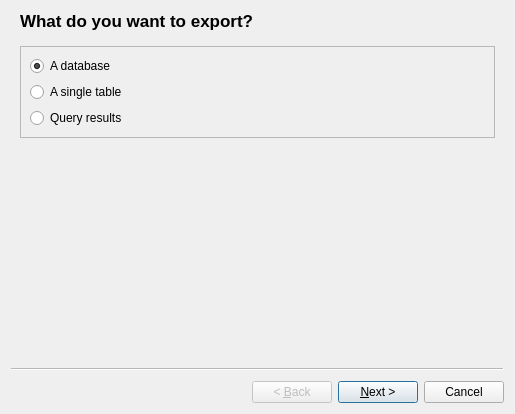
Qt form trunk/SQLiteStudio3/guiSQLiteStudio/dialogs/exportdialog.ui (pawelsalawa/sqlitestudio) before a commit.
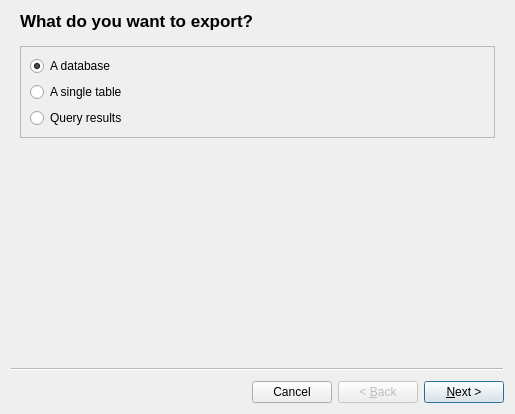
The same form after that commit. Custom widgets are drawn as their Qt base class.

Patch:
```diff
--- a/trunk/SQLiteStudio3/guiSQLiteStudio/dialogs/exportdialog.ui
+++ b/trunk/SQLiteStudio3/guiSQLiteStudio/dialogs/exportdialog.ui
@@ -13,6 +13,9 @@
   <property name="windowTitle">
    <string>Export dialog</string>
   </property>
+  <property name="options">
+   <set>QWizard::CancelButtonOnLeft|QWizard::NoDefaultButton</set>
+  </property>
   <widget class="QWizardPage" name="exportSubjectPage">
    <property name="title">
     <string>What do you want to export?</string>
```
Left out of the diff: 13 changed lines with no effect on the pictures.
